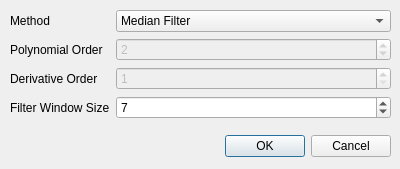
Above: filterdialog.ui from VespucciProject/Vespucci before the change. Below: the same form after it.
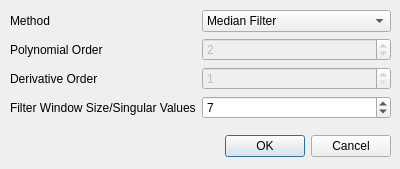
That is the form after the change.

The edit to the form file:
```diff
--- a/filterdialog.ui
+++ b/filterdialog.ui
@@ -63,7 +63,7 @@
     <item row="3" column="0">
      <widget class="QLabel" name="label_4">
       <property name="text">
-       <string>Filter Window Size</string>
+       <string>Filter Window Size/Singular Values</string>
       </property>
      </widget>
     </item>
```
Left out of the diff: 9 changed lines with no effect on the pictures.
